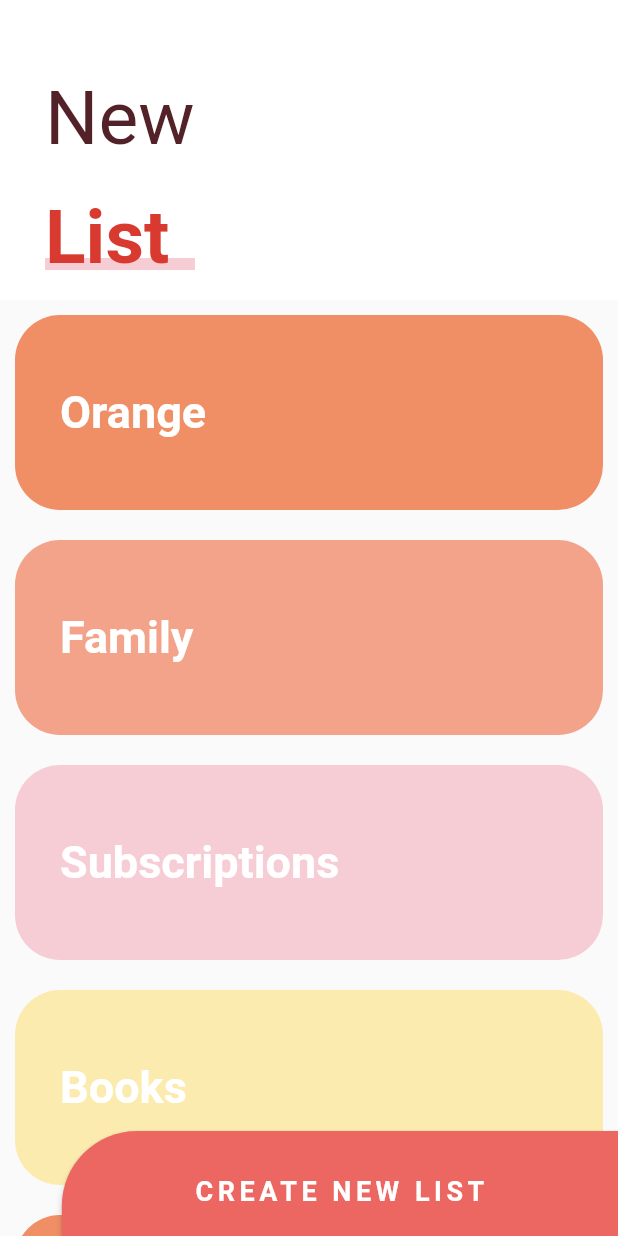
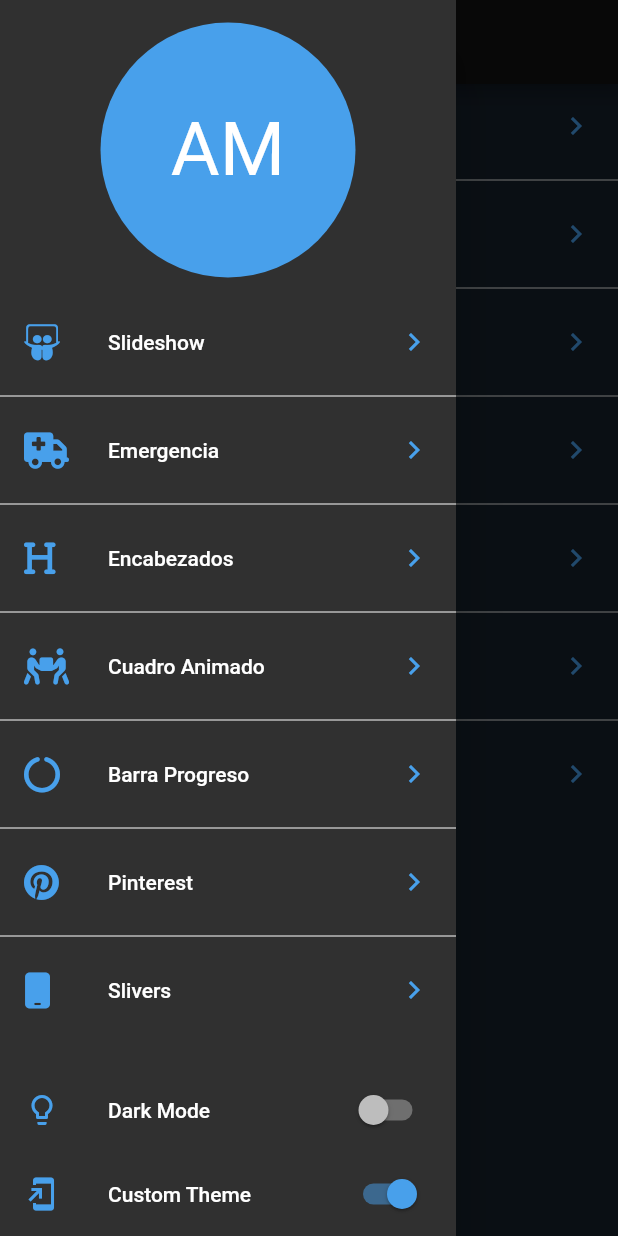
Before and after one commit to mauro-arcelles/disenos-flutter-intermedio, a Flutter app: the screen it shows after launch, with the side drawer open (before the commit the screen has no drawer), on a phone screen of 412 x 824 dp. Run offline on Flutter 3.47's test engine with Material 2 defaults, Android fonts, the phone set to English and light mode, and no system bars; our stand-ins replace animate_do, flutter_svg, font_awesome_flutter.

Commit message:
themes: dark and custom theme

```diff
--- a/lib/main.dart
+++ b/lib/main.dart
@@ -1,23 +1,27 @@
-// import 'package:disenos/labs/circular_progress_screen.dart';
-// import 'package:disenos/screens/graficas_circulares_screen.dart';
-// import 'package:disenos/screens/headers_screen.dart';
-// import 'package:disenos/screens/emergency_screen.dart';
-import 'package:disenos/screens/sliver_list_screen.dart';
-// import 'package:disenos/screens/pinterest_screen.dart';
-// import 'package:disenos/screens/slideshow_screen.dart';
+import 'package:disenos/screens/launcher_screen.dart';
+import 'package:disenos/theme/theme.dart';
 import 'package:flutter/material.dart';
+import 'package:provider/provider.dart';
 
-void main() => runApp(const MyApp());
+void main() => runApp(
+      ChangeNotifierProvider(
+        create: (_) => ThemeChanger(3),
+        child: const MyApp(),
+      ),
+    );
 
 class MyApp extends StatelessWidget {
   const MyApp({super.key});
 
   @override
   Widget build(BuildContext context) {
-    return const MaterialApp(
+    final currentTheme = Provider.of<ThemeChanger>(context).currentTheme;
+
+    return MaterialApp(
+      theme: currentTheme,
       debugShowCheckedModeBanner: false,
       title: 'Diseños App',
-      home: SliverListScreen(),
+      home: const LauncherScreen(),
     );
   }
 }
--- /dev/null
+++ b/lib/routes/routes.dart
@@ -0,0 +1,27 @@
+import 'package:disenos/retos/cuadrado_animado_screen.dart';
+import 'package:disenos/screens/emergency_screen.dart';
+import 'package:disenos/screens/graficas_circulares_screen.dart';
+import 'package:disenos/screens/headers_screen.dart';
+import 'package:disenos/screens/pinterest_screen.dart';
+import 'package:disenos/screens/slideshow_screen.dart';
+import 'package:disenos/screens/sliver_list_screen.dart';
+import 'package:flutter/material.dart';
+import 'package:font_awesome_flutter/font_awesome_flutter.dart';
+
+final pageRoutes = <_Route>[
+  _Route(FontAwesomeIcons.slideshare, 'Slideshow', const SlideShowScreen()),
+  _Route(FontAwesomeIcons.truckMedical, 'Emergencia', const EmergencyScreen()),
+  _Route(FontAwesomeIcons.heading, 'Encabezados', const HeadersPage()),
+  _Route(FontAwesomeIcons.peopleCarryBox, 'Cuadro Animado', const CuadradoAnimadoScreen()),
+  _Route(FontAwesomeIcons.circleNotch, 'Barra Progreso', const GraficasCircularesScreen()),
+  _Route(FontAwesomeIcons.pinterest, 'Pinterest', const PinterestScreen()),
+  _Route(FontAwesomeIcons.mobile, 'Slivers', const SliverListScreen()),
+];
+
+class _Route {
+  final IconData icon;
+  final String titulo;
+  final Widget page;
+
+  _Route(this.icon, this.titulo, this.page);
+}
--- /dev/null
+++ b/lib/screens/launcher_screen.dart
@@ -0,0 +1,103 @@
+import 'package:disenos/routes/routes.dart';
+import 'package:disenos/theme/theme.dart';
+import 'package:flutter/material.dart';
+import 'package:font_awesome_flutter/font_awesome_flutter.dart';
+import 'package:provider/provider.dart';
+
+class LauncherScreen extends StatelessWidget {
+  const LauncherScreen({Key? key}) : super(key: key);
+
+  @override
+  Widget build(BuildContext context) {
+    return Scaffold(
+      appBar: AppBar(
+        title: const Text('Diseños en Flutter'),
+      ),
+      drawer: _MenuPrincipal(),
+      body: const _ListaOpciones(),
+    );
+  }
+}
+
+class _ListaOpciones extends StatelessWidget {
+  const _ListaOpciones({super.key});
+
+  @override
+  Widget build(BuildContext context) {
+    final appTheme = Provider.of<ThemeChanger>(context).currentTheme;
+
+    return ListView.separated(
+      physics: const BouncingScrollPhysics(),
+      itemCount: pageRoutes.length,
+      separatorBuilder: (context, i) => Divider(color: appTheme.primaryColorLight),
+      itemBuilder: (context, i) => ListTile(
+        leading: FaIcon(pageRoutes[i].icon, color: appTheme.colorScheme.secondary),
+        title: Text(pageRoutes[i].titulo),
+        trailing: Icon(Icons.chevron_right, color: appTheme.colorScheme.secondary),
+        onTap: () {
+          Navigator.push(context, MaterialPageRoute(builder: (context) => pageRoutes[i].page));
+        },
+      ),
+    );
+  }
+}
+
+class _MenuPrincipal extends StatelessWidget {
+  const _MenuPrincipal({super.key});
+
+  @override
+  Widget build(BuildContext context) {
+    final appTheme = Provider.of<ThemeChanger>(context);
+
+    return Drawer(
+      child: SafeArea(
+        child: Container(
+          child: Column(
+            children: [
+              Container(
+                padding: const EdgeInsets.all(15),
+                width: double.infinity,
+                height: 200,
+                child: CircleAvatar(
+                  backgroundColor: appTheme.currentTheme.colorScheme.secondary,
+                  child: const Text('AM', style: TextStyle(fontSize: 50)),
+                ),
+              ),
+              const Expanded(
+                child: _ListaOpciones(),
+              ),
+              ListTile(
+                leading: Icon(Icons.lightbulb_outline, color: appTheme.currentTheme.colorScheme.secondary),
+                title: const Text('Dark Mode'),
+                trailing: Switch.adaptive(
+                  value: appTheme.darkTheme,
+                  activeColor: appTheme.currentTheme.colorScheme.secondary,
+                  onChanged: (value) {
+                    appTheme.darkTheme = value;
+                  },
+                ),
+              ),
+              SafeArea(
+                bottom: true,
+                top: false,
+                left: false,
+                right: false,
+                child: ListTile(
+                  leading: Icon(Icons.add_to_home_screen, color: appTheme.currentTheme.colorScheme.secondary),
+                  title: const Text('Custom Theme'),
+                  trailing: Switch.adaptive(
+                    value: appTheme.customTheme,
+                    activeColor: appTheme.currentTheme.colorScheme.secondary,
+                    onChanged: (value) {
+                      appTheme.customTheme = value;
+                    },
+                  ),
+                ),
+              ),
+            ],
+          ),
+        ),
+      ),
+    );
+  }
+}
--- a/lib/screens/pinterest_screen.dart
+++ b/lib/screens/pinterest_screen.dart
@@ -1,3 +1,4 @@
+import 'package:disenos/theme/theme.dart';
 import 'package:disenos/widgets/pinterest_menu.dart';
 import 'package:flutter/material.dart';
 import 'package:flutter_staggered_grid_view/flutter_staggered_grid_view.dart';
@@ -31,14 +32,15 @@ class _PinterestMenuLocation extends StatelessWidget {
   @override
   Widget build(BuildContext context) {
     final mostrar = Provider.of<_MenuModel>(context).mostrar;
+    final appTheme = Provider.of<ThemeChanger>(context).currentTheme;
 
     return Positioned(
       bottom: 30,
       left: (MediaQuery.of(context).size.width / 2) - (250 / 2),
       child: PinterestMenu(
         mostrar: mostrar,
-        // backgroundColor: Colors.purple,
-        // activeColor: Colors.black,
+        backgroundColor: appTheme.scaffoldBackgroundColor,
+        activeColor: appTheme == ThemeData.dark() ? appTheme.colorScheme.secondary : Colors.red,
         // inactiveColor: Colors.white,
         items: [
           PinterestButton(
--- a/lib/screens/slideshow_screen.dart
+++ b/lib/screens/slideshow_screen.dart
@@ -1,6 +1,8 @@
+import 'package:disenos/theme/theme.dart';
 import 'package:disenos/widgets/slideshow.dart';
 import 'package:flutter/material.dart';
 import 'package:flutter_svg/flutter_svg.dart';
+import 'package:provider/provider.dart';
 
 class SlideShowScreen extends StatelessWidget {
   const SlideShowScreen({Key? key}) : super(key: key);
@@ -25,11 +27,13 @@ class CustomSlideshow extends StatelessWidget {
 
   @override
   Widget build(BuildContext context) {
+    final appTheme = Provider.of<ThemeChanger>(context);
+
     return Slideshow(
       primaryBullet: 15,
       secondaryBullet: 12,
       // dotsUp: true,
-      // primaryColor: Colors.brown,
+      primaryColor: appTheme.currentTheme == ThemeData.dark() ? appTheme.currentTheme.colorScheme.secondary : Colors.pink,
       // secondaryColor: Colors.green,
       children: [
         SvgPicture.asset('assets/svgs/slide-1.svg'),
--- a/lib/screens/sliver_list_screen.dart
+++ b/lib/screens/sliver_list_screen.dart
@@ -1,5 +1,7 @@
+import 'package:disenos/theme/theme.dart';
 import 'package:flutter/cupertino.dart';
 import 'package:flutter/material.dart';
+import 'package:provider/provider.dart';
 
 class SliverListScreen extends StatelessWidget {
   const SliverListScreen({Key? key}) : super(key: key);
@@ -28,20 +30,21 @@ class _BotonNewList extends StatelessWidget {
   @override
   Widget build(BuildContext context) {
     final size = MediaQuery.of(context).size;
+    final appTheme = Provider.of<ThemeChanger>(context).currentTheme;
 
     return Container(
       width: size.width * 0.9,
       height: 80,
       child: MaterialButton(
         onPressed: () {},
-        color: const Color(0xffED6762),
+        color: appTheme == ThemeData.dark() ? appTheme.colorScheme.secondary : const Color(0xffED6762),
         shape: const RoundedRectangleBorder(
           borderRadius: BorderRadius.only(topLeft: Radius.circular(50)),
         ),
-        child: const Text(
+        child: Text(
           'CREATE NEW LIST',
           style: TextStyle(
-            color: Colors.white,
+            color: appTheme.scaffoldBackgroundColor,
             fontSize: 18,
             fontWeight: FontWeight.bold,
             letterSpacing: 3,
@@ -76,6 +79,8 @@ class _MainScroll extends StatelessWidget {
 
   @override
   Widget build(BuildContext context) {
+    final appTheme = Provider.of<ThemeChanger>(context).currentTheme;
+
     return CustomScrollView(
       slivers: [
         // SliverAppBar(
@@ -87,7 +92,7 @@ class _MainScroll extends StatelessWidget {
             maxHeight: 170,
             minHeight: 200,
             child: Container(
-              color: Colors.white,
+              color: appTheme.scaffoldBackgroundColor,
               child: const _Titulo(),
             ),
           ),
@@ -139,13 +144,21 @@ class _Titulo extends StatelessWidget {
 
   @override
   Widget build(BuildContext context) {
+    final appTheme = Provider.of<ThemeChanger>(context).currentTheme;
+
     return Column(
       crossAxisAlignment: CrossAxisAlignment.start,
       children: [
         const SizedBox(height: 30, width: double.infinity),
         Container(
           margin: const EdgeInsets.symmetric(horizontal: 30, vertical: 20),
-          child: const Text('New', style: TextStyle(color: Color(0xff532128), fontSize: 50)),
+          child: Text(
+            'New',
+            style: TextStyle(
+              color: appTheme == ThemeData.dark() ? Colors.grey : const Color(0xff532128),
+              fontSize: 50,
+            ),
+          ),
         ),
         Container(
           margin: const EdgeInsets.symmetric(horizontal: 30),
@@ -157,7 +170,7 @@ class _Titulo extends StatelessWidget {
                 child: Container(
                   width: 120,
                   height: 8,
-                  color: const Color(0xffF7CDD5),
+                  color: appTheme == ThemeData.dark() ? Colors.grey : const Color(0xffF7CDD5),
                 ),
               ),
               const Text('List', style: TextStyle(color: Color(0xffD93A30), fontSize: 50, fontWeight: FontWeight.bold)),
@@ -181,13 +194,15 @@ class _ListItem extends StatelessWidget {
 
   @override
   Widget build(BuildContext context) {
+    final appTheme = Provider.of<ThemeChanger>(context).currentTheme;
+
     return Container(
       alignment: Alignment.centerLeft,
       padding: const EdgeInsets.all(30),
       height: 130,
       margin: const EdgeInsets.all(10),
       decoration: BoxDecoration(
-        color: color,
+        color: appTheme == ThemeData.dark() ? Colors.grey : color,
         borderRadius: BorderRadius.circular(30),
       ),
       child: Text(
--- /dev/null
+++ b/lib/theme/theme.dart
@@ -0,0 +1,66 @@
+import 'package:flutter/material.dart';
+
+final ThemeData customThemeData = ThemeData.dark().copyWith(
+  colorScheme: const ColorScheme.dark().copyWith(
+    secondary: const Color(0xff48A0EB),
+  ),
+  primaryColorLight: Colors.white,
+  scaffoldBackgroundColor: const Color(0xff16202B),
+);
+
+class ThemeChanger extends ChangeNotifier {
+  bool _darkTheme = false;
+  bool _customTheme = false;
+
+  ThemeData _currentTheme = ThemeData.light();
+
+  bool get darkTheme => _darkTheme;
+  bool get customTheme => _customTheme;
+  ThemeData get currentTheme => _currentTheme;
+
+  ThemeChanger(int theme) {
+    switch (theme) {
+      case 1:
+        _darkTheme = false;
+        _customTheme = false;
+        _currentTheme = ThemeData.light();
+        break;
+      case 2:
+        _darkTheme = true;
+        _customTheme = false;
+        _currentTheme = ThemeData.dark();
+        break;
+      case 3:
+        _darkTheme = false;
+        _customTheme = true;
+        _currentTheme = customThemeData;
+        break;
+      default:
+        _darkTheme = false;
+        _customTheme = false;
+        _currentTheme = ThemeData.light();
+    }
+  }
+
+  set darkTheme(bool value) {
+    _darkTheme = value;
+    _customTheme = false;
+    if (value) {
+      _currentTheme = ThemeData.dark();
+    } else {
+      _currentTheme = ThemeData.light();
+    }
+    notifyListeners();
+  }
+
+  set customTheme(bool value) {
+    _customTheme = value;
+    _darkTheme = false;
+    if (value) {
+      _currentTheme = customThemeData;
+    } else {
+      _currentTheme = ThemeData.light();
+    }
+    notifyListeners();
+  }
+}
--- a/lib/widgets/pinterest_menu.dart
+++ b/lib/widgets/pinterest_menu.dart
@@ -42,7 +42,7 @@ class PinterestMenu extends StatelessWidget {
   //       icon: Icons.supervised_user_circle)
   // ];
 
-  PinterestMenu({
+  const PinterestMenu({
     super.key,
     this.mostrar = true,
     this.backgroundColor = Colors.white,
```
Also changed, not shown: lib/screens/graficas_circulares_screen.dart (+8 -6 lines), lib/screens/headers_screen.dart (+8 -5 lines), lib/widgets/headers.dart (+12 -3 lines).
